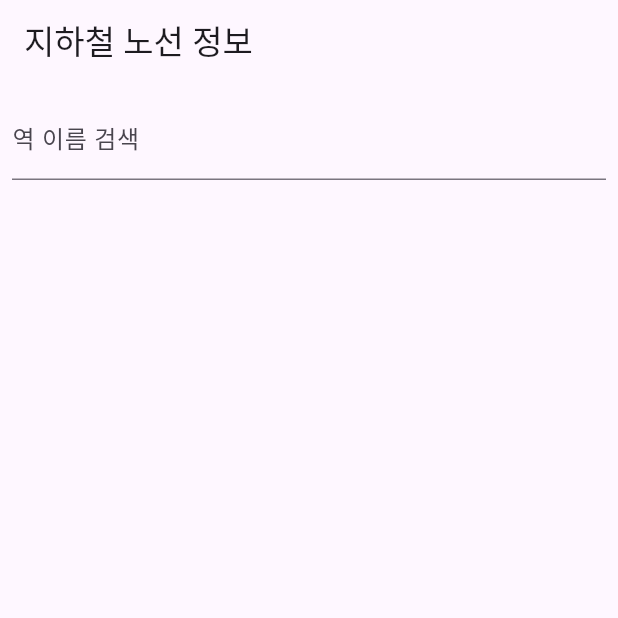
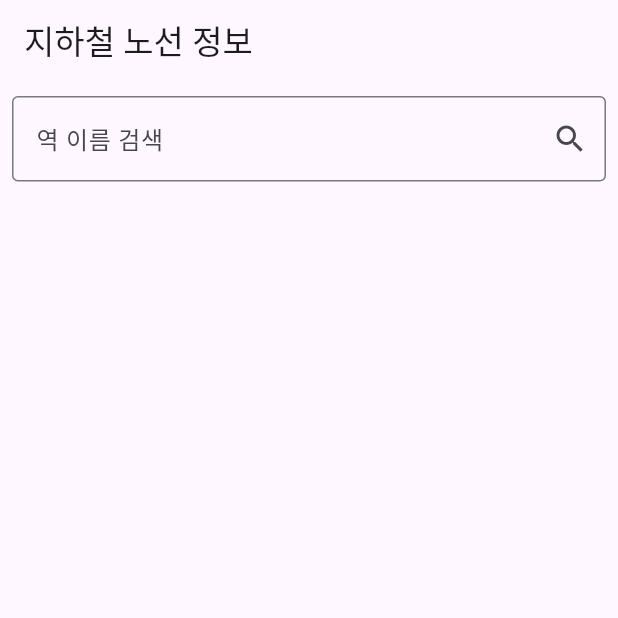
Before and after one commit to jiwonHub/flutter_subway, a Flutter app: the screen it shows after launch, on a phone screen of 412 x 824 dp, the top half of it. Run offline on Flutter 3.47's test engine with Material 3 defaults, Android fonts, the phone set to English and light mode, and no system bars; our stand-ins replace freezed_annotation.

Commit message:
feat: 역 이름 검색

```diff
--- a/lib/data/mapper/subway_mapper.dart
+++ b/lib/data/mapper/subway_mapper.dart
@@ -7,7 +7,7 @@ extension ToSubway on RealtimeArrivalList {
       subwayId: int.parse(subwayId!),
       arvlCd: int.parse(arvlCd!),
       barvlDt: int.parse(barvlDt!),
-      statnNm: subwayNm,
+      statnNm: statnNm!,
     );
   }
 }
--- a/lib/presentation/screen/subway_screen.dart
+++ b/lib/presentation/screen/subway_screen.dart
@@ -14,6 +14,7 @@ class _SubwayScreenState extends State<SubwayScreen> {
   Widget build(BuildContext context) {
     final viewModel = context.watch<SubwayViewModel>();
     final subways = viewModel.subways;
+    final _textController = TextEditingController();
 
     return Scaffold(
       appBar: AppBar(
@@ -24,12 +25,19 @@ class _SubwayScreenState extends State<SubwayScreen> {
           Padding(
             padding: const EdgeInsets.all(8.0),
             child: TextField(
-              onChanged: (value) {
-                setState(() {
-                  viewModel.onSearch(value);
-                });
-              },
-              decoration: const InputDecoration(labelText: '역 이름 검색'),
+              // decoration: const InputDecoration(labelText: '역 이름 검색'),
+              decoration: InputDecoration(
+                border: OutlineInputBorder(),
+                hintText: '역 이름 검색',
+                suffixIcon: IconButton(
+                  icon: Icon(Icons.search),
+                  onPressed: () {
+                    final query = _textController.text;
+                    viewModel.onSearch(query);
+                  },
+
+                ),
+              ),
             ),
           ),
           Padding(
@@ -43,7 +51,6 @@ class _SubwayScreenState extends State<SubwayScreen> {
                 );
               },
             ),
-
           ),
         ],
       ),
```
